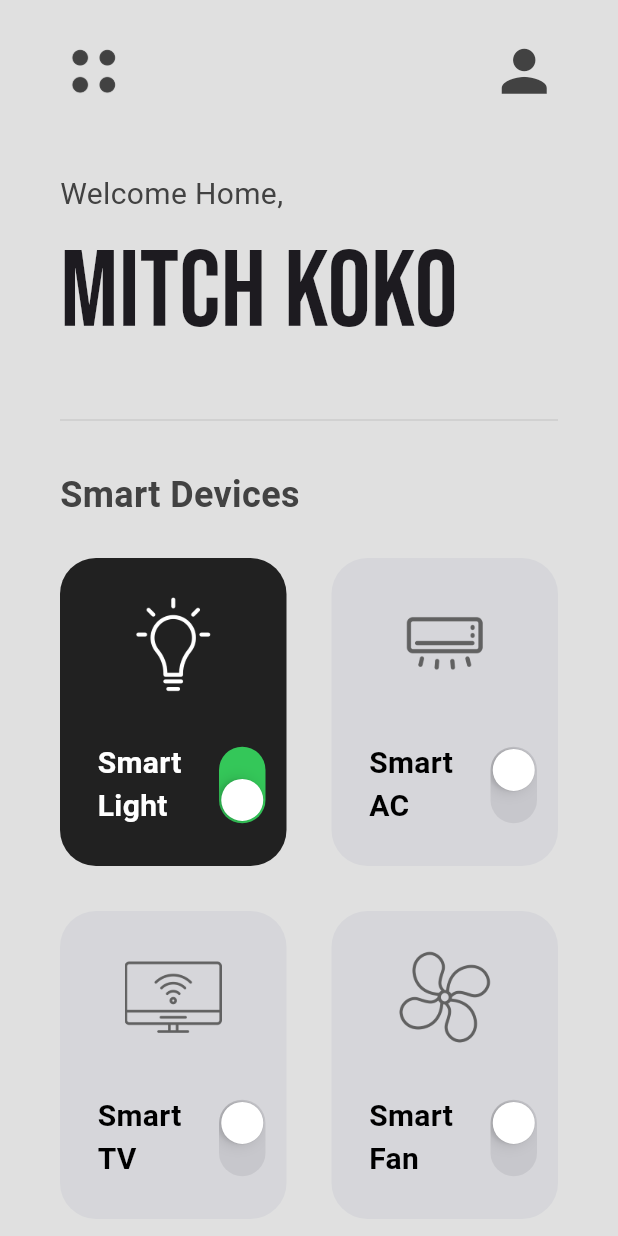
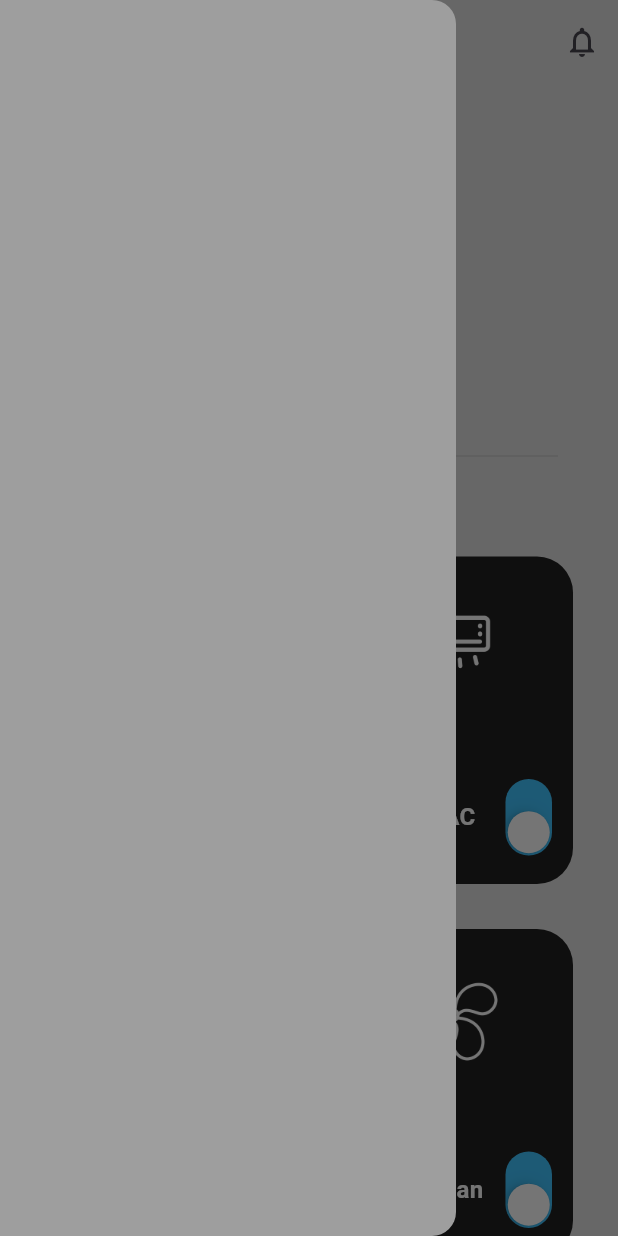
Before and after one commit to thaicanhth/app, a Flutter app: the screen it shows after launch, with the side drawer open (before the commit the screen has no drawer), on a phone screen of 412 x 824 dp. Run offline on Flutter 3.47's test engine with Material 3 defaults, Android fonts, the phone set to English and light mode, and no system bars; Roboto replaces fonts that are missing (Poppins).

Commit message:
first commit

```diff
--- /dev/null
+++ b/lib/pages/drawer.dart
@@ -0,0 +1,11 @@
+import 'package:flutter/material.dart';
+class MyDrawer extends StatelessWidget {
+  const MyDrawer({super.key});
+
+  @override
+  Widget build(BuildContext context) {
+    return Drawer(
+      backgroundColor: Colors.grey,
+    );
+  }
+}
--- a/lib/pages/home_page.dart
+++ b/lib/pages/home_page.dart
@@ -1,8 +1,8 @@
 import 'package:flutter/material.dart';
-import 'package:google_fonts/google_fonts.dart';
 
 
 import '../util/smart_device_box.dart';
+import 'drawer.dart';
 
 class HomePage extends StatefulWidget {
   const HomePage({super.key});
@@ -20,9 +20,12 @@ class _HomePageState extends State<HomePage> {
   List mySmartDevices = [
     // [ smartDeviceName, iconPath , powerStatus ]
     ["Smart Light", "lib/icons/light-bulb.png", true],
-    ["Smart AC", "lib/icons/air-conditioner.png", false],
-    ["Smart TV", "lib/icons/smart-tv.png", false],
-    ["Smart Fan", "lib/icons/fan.png", false],
+    ["Smart AC", "lib/icons/air-conditioner.png", true],
+    ["Smart TV", "lib/icons/smart-tv.png", true],
+    ["Smart Fan", "lib/icons/fan.png", true],
+    ["Smart Door Lock", "lib/icons/light-bulb.png", true],
+    ["Smart Door ", "lib/icons/smart-tv.png", true],
+    ["Smart Light 1", "lib/icons/light-bulb.png", true],
   ];
 
   // power button switched
@@ -36,6 +39,18 @@ class _HomePageState extends State<HomePage> {
   Widget build(BuildContext context) {
     return Scaffold(
       backgroundColor: Colors.grey[300],
+      appBar: AppBar(
+        backgroundColor: Colors.grey[300],
+        elevation: 0,
+        actions: [
+          IconButton(
+              onPressed: () {},
+              icon: Icon(
+                Icons.notifications_none,
+              ))
+        ],
+      ),
+      drawer: MyDrawer(),
       body: SafeArea(
         child: Column(
           crossAxisAlignment: CrossAxisAlignment.start,
@@ -46,27 +61,25 @@ class _HomePageState extends State<HomePage> {
                 horizontal: horizontalPadding,
                 vertical: verticalPadding,
               ),
-              child: Row(
-                mainAxisAlignment: MainAxisAlignment.spaceBetween,
-                children: [
-                  // menu icon
-                  Image.asset(
-                    'lib/icons/menu.png',
-                    height: 45,
-                    color: Colors.grey[800],
-                  ),
-
-                  // account icon
-                  Icon(
-                    Icons.person,
-                    size: 45,
-                    color: Colors.grey[800],
-                  )
-                ],
-              ),
+              // child: Row(
+              //   mainAxisAlignment: MainAxisAlignment.spaceBetween,
+              //   children: [
+              //     // menu icon
+              //     Image.asset(
+              //       'lib/icons/menu.png',
+              //       height: 45,
+              //       color: Colors.grey[800],
+              //     ),
+              //
+              //     // account icon
+              //     Icon(
+              //       Icons.person,
+              //       size: 45,
+              //       color: Colors.grey[800],
+              //     )
+              //   ],
+              // ),
             ),
-
-            const SizedBox(height: 20),
 
             // welcome home
             Padding(
@@ -75,18 +88,94 @@ class _HomePageState extends State<HomePage> {
                 crossAxisAlignment: CrossAxisAlignment.start,
                 children: [
                   Text(
-                    "Welcome Home,",
-                    style: TextStyle(fontSize: 20, color: Colors.grey.shade800),
+                    "Hello Canh,",
+                    style: TextStyle(
+                        fontSize: 25,
+                        color: Colors.grey.shade800,
+                        fontWeight: FontWeight.bold),
                   ),
                   Text(
-                    'Mitch Koko',
-                    style: GoogleFonts.bebasNeue(fontSize: 72),
+                    'Welcome To Home',
+                    // style: GoogleFonts.bebasNeue(fontSize: 25),
+                    style: TextStyle(fontSize: 25, color: Colors.grey.shade900),
                   ),
                 ],
               ),
             ),
+            const SizedBox(height: 15),
 
-            const SizedBox(height: 25),
+            Row(
+              children: [
+                Expanded(
+                    child: Column(
+                  crossAxisAlignment: CrossAxisAlignment.start,
+                  children: [
+                    Padding(
+                      padding:
+                          EdgeInsets.symmetric(horizontal: horizontalPadding),
+                      child: Column(
+                        crossAxisAlignment: CrossAxisAlignment.start,
+                        children: [
+                          Row(children: [
+                            Image.asset('lib/icons/temperature.png',width: 40,
+                            height: 40,
+                            ),
+                          ],),
+                          Text(
+                            "40°c",
+                            style: TextStyle(
+                              fontSize: 16,
+                              fontWeight: FontWeight.w600,
+                              color: Colors.grey[800],
+                            ),
+                          ),
+                          Text(
+                            "Temperature",
+                            style: TextStyle(fontSize: 14, color: Colors.grey[800]),
+                          )
+                        ],
+                      ),
+                    )
+                  ],
+                ),
+                ),
+                Expanded(
+                  child: Column(
+                    crossAxisAlignment: CrossAxisAlignment.start,
+                    children: [
+                      Padding(
+                        padding:
+                        EdgeInsets.symmetric(horizontal: horizontalPadding),
+                        child: Column(
+                          crossAxisAlignment: CrossAxisAlignment.start,
+                          children: [
+                            Row(children: [
+                              Image.asset('lib/icons/humidity.png',width: 40,
+                                height: 40,
+                              ),
+                            ],),
+                            Text(
+                              "59%",
+                              style: TextStyle(
+                                fontSize: 16,
+                                fontWeight: FontWeight.w600,
+                                color: Colors.grey[800],
+                              ),
+                            ),
+                            Text(
+                              "Humidity",
+                              style: TextStyle(fontSize: 14, color: Colors.grey[800]),
+                            )
+                          ],
+                        ),
+                      )
+                    ],
+                  ),
+                ),
+              ],
+            ),
+
+            const SizedBox(height: 20),
 
             const Padding(
               padding: EdgeInsets.symmetric(horizontal: 40.0),
@@ -96,7 +185,7 @@ class _HomePageState extends State<HomePage> {
               ),
             ),
 
-            const SizedBox(height: 25),
+            const SizedBox(height: 10),
 
             // smart devices grid
             Padding(
@@ -110,14 +199,13 @@ class _HomePageState extends State<HomePage> {
                 ),
               ),
             ),
-            const SizedBox(height: 10),
 
             // grid
             Expanded(
               child: GridView.builder(
-                itemCount: 4,
-                physics: const NeverScrollableScrollPhysics(),
-                padding: const EdgeInsets.symmetric(horizontal: 25),
+                itemCount: mySmartDevices.length,
+                // physics: const NeverScrollableScrollPhysics(),
+                padding: const EdgeInsets.symmetric(horizontal: 15),
                 gridDelegate: const SliverGridDelegateWithFixedCrossAxisCount(
                   crossAxisCount: 2,
                   childAspectRatio: 1 / 1.3,
--- a/lib/util/smart_device_box.dart
+++ b/lib/util/smart_device_box.dart
@@ -2,7 +2,6 @@ import 'dart:math';
 
 import 'package:flutter/cupertino.dart';
 import 'package:flutter/material.dart';
-import 'package:google_fonts/google_fonts.dart';
 
 class SmartDeviceBox extends StatelessWidget {
   final String smartDeviceName;
@@ -49,7 +48,7 @@ class SmartDeviceBox extends StatelessWidget {
                         smartDeviceName,
                         style: TextStyle(
                           fontWeight: FontWeight.bold,
-                          fontSize: 20,
+                          fontSize: 16,
                           color: powerOn ? Colors.white : Colors.black,
                         ),
                       ),
@@ -60,10 +59,12 @@ class SmartDeviceBox extends StatelessWidget {
                     child: CupertinoSwitch(
                       value: powerOn,
                       onChanged: onChanged,
+                      activeColor: Colors.lightBlueAccent,
                     ),
                   ),
                 ],
-              )
+              ),
+
             ],
           ),
         ),
--- a/pubspec.yaml
+++ b/pubspec.yaml
@@ -61,6 +61,7 @@ flutter:
   # To add assets to your application, add an assets section, like this:
   assets:
      - lib/icons/
+     - assets/images/
   #   - images/a_dot_ham.jpeg
 
   # An image asset can refer to one or more resolution-specific "variants", see
```
Also changed, not shown: lib/icons/humidity.png (added), lib/icons/temperature.png (added).
